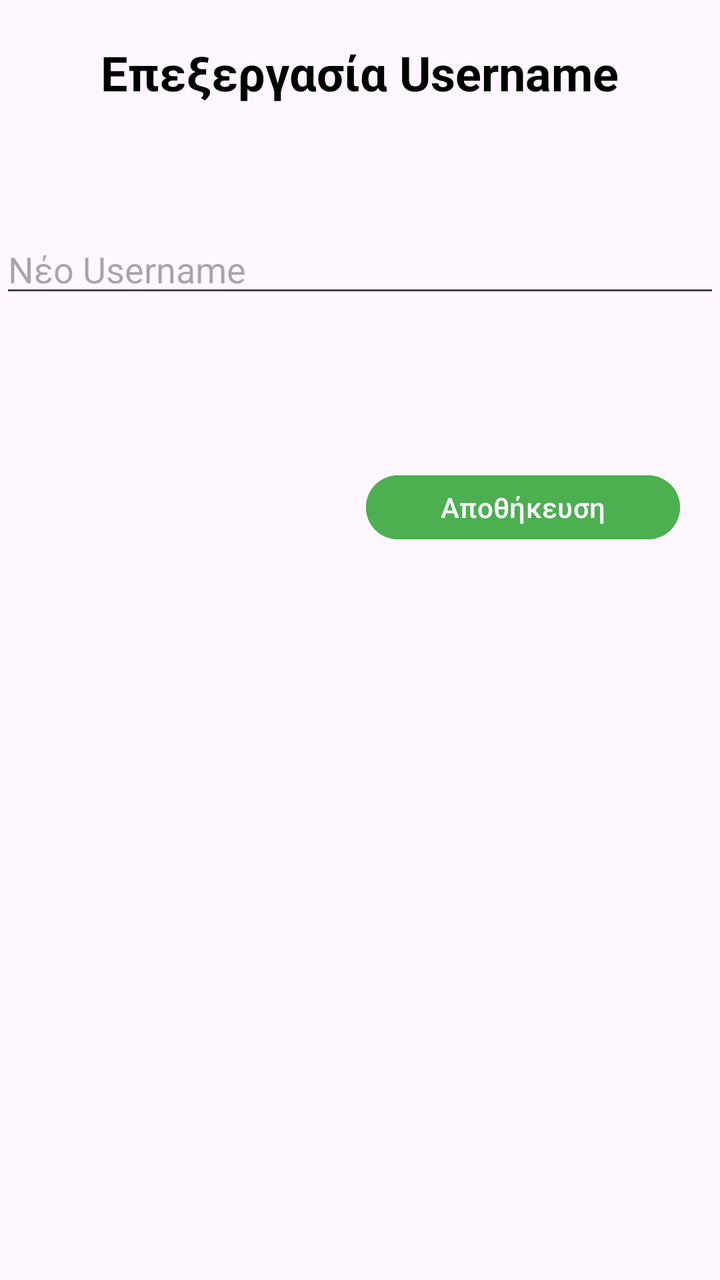
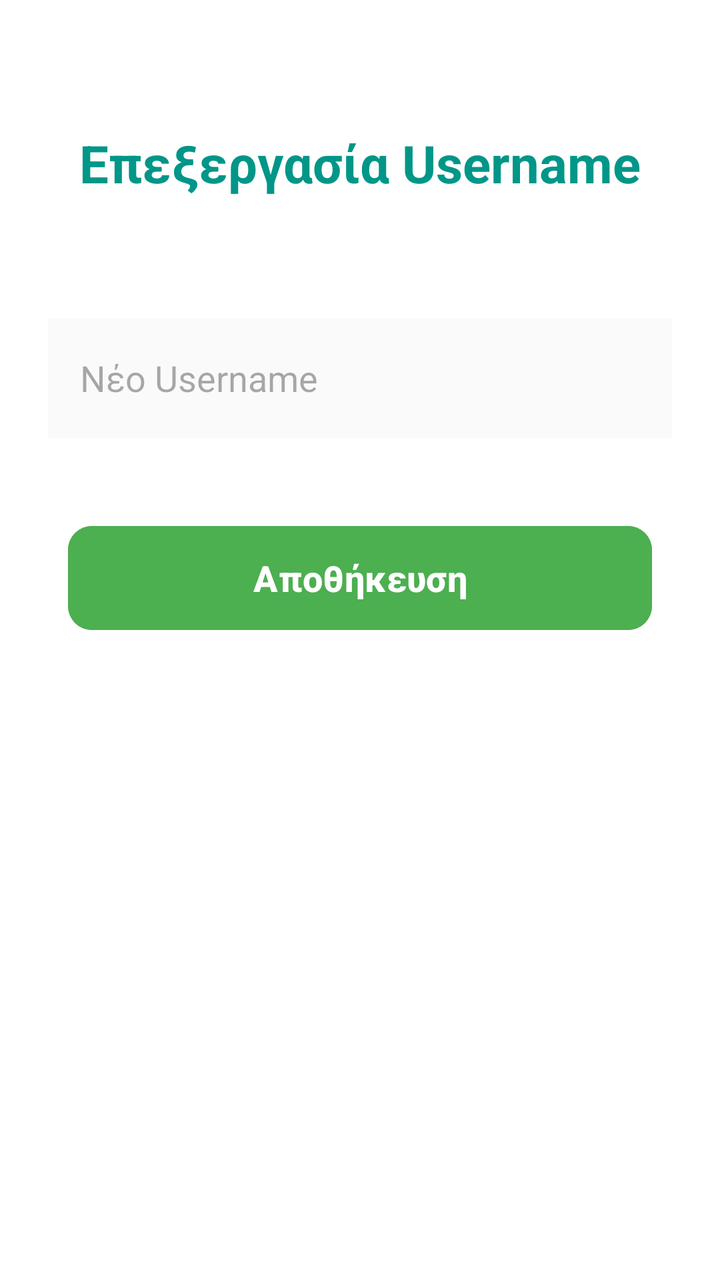

Screens rendered from an Android XML layout before and after an edit, with the pre-edit source and the edit as a unified diff.
<!-- AndroidManifest.xml: application theme Theme.Team21 -->
<!-- res/layout/activity_username.xml -->
<?xml version="1.0" encoding="utf-8"?>
<androidx.constraintlayout.widget.ConstraintLayout xmlns:android="http://schemas.android.com/apk/res/android"
    xmlns:app="http://schemas.android.com/apk/res-auto"
    xmlns:tools="http://schemas.android.com/tools"
    android:id="@+id/activityCseDashboard"
    android:layout_width="match_parent"
    android:layout_height="match_parent"
    tools:context=".view.contact.editdata.UsernameActivity">

    <TextView
        android:id="@+id/txtUsernameActivityHeader"
        android:layout_width="wrap_content"
        android:layout_height="wrap_content"
        android:layout_marginTop="20dp"
        android:text="Επεξεργασία Username"
        android:textColor="#000000"
        android:textSize="24sp"
        android:textStyle="bold"
        app:layout_constraintEnd_toEndOf="parent"
        app:layout_constraintStart_toStartOf="parent"
        app:layout_constraintTop_toTopOf="parent" />

    <EditText
        android:id="@+id/edittxtUsernameActivity"
        android:layout_width="0dp"
        android:layout_height="wrap_content"
        android:layout_marginTop="60dp"
        android:hint="Νέο Username"
        android:inputType="textCapWords"
        app:layout_constraintEnd_toEndOf="parent"
        app:layout_constraintHorizontal_bias="0.0"
        app:layout_constraintStart_toStartOf="parent"
        app:layout_constraintTop_toBottomOf="@+id/txtUsernameActivityHeader" />

    <Button
        android:id="@+id/btnUsernameActivitySave"
        android:layout_width="157dp"
        android:layout_height="40dp"
        android:layout_marginTop="80dp"
        android:backgroundTint="#4CAF50"
        android:text="Αποθήκευση"
        android:textColor="#FFFFFF"
        app:layout_constraintEnd_toEndOf="parent"
        app:layout_constraintHorizontal_bias="0.901"
        app:layout_constraintStart_toStartOf="parent"
        app:layout_constraintTop_toBottomOf="@+id/edittxtUsernameActivity" />

</androidx.constraintlayout.widget.ConstraintLayout>
<!-- resources referenced by this layout -->
<resources>
  <style name="Theme.Team21" parent="Base.Theme.Team21" />
  <style name="Base.Theme.Team21" parent="Theme.Material3.DayNight.NoActionBar">
          
          
      </style>
</resources>

<!-- the commit's change to res/layout/activity_username.xml (unified diff, before → after) -->
@@ -2,19 +2,21 @@
 <androidx.constraintlayout.widget.ConstraintLayout xmlns:android="http://schemas.android.com/apk/res/android"
     xmlns:app="http://schemas.android.com/apk/res-auto"
     xmlns:tools="http://schemas.android.com/tools"
-    android:id="@+id/activityCseDashboard"
+    android:id="@+id/main"
     android:layout_width="match_parent"
     android:layout_height="match_parent"
-    tools:context=".view.contact.editdata.UsernameActivity">
+    android:background="#FFFFFF"
+    android:padding="24dp"
+    tools:context=".view.contact.editdata.Username.UsernameActivity">
 
     <TextView
         android:id="@+id/txtUsernameActivityHeader"
         android:layout_width="wrap_content"
         android:layout_height="wrap_content"
-        android:layout_marginTop="20dp"
+        android:layout_marginTop="40dp"
         android:text="Επεξεργασία Username"
-        android:textColor="#000000"
-        android:textSize="24sp"
+        android:textColor="#009688"
+        android:textSize="26sp"
         android:textStyle="bold"
         app:layout_constraintEnd_toEndOf="parent"
         app:layout_constraintStart_toStartOf="parent"
@@ -22,26 +24,31 @@
 
     <EditText
         android:id="@+id/edittxtUsernameActivity"
-        android:layout_width="0dp"
-        android:layout_height="wrap_content"
+        android:layout_width="match_parent"
+        android:layout_height="60dp"
         android:layout_marginTop="60dp"
+        android:background="#FAFAFA"
         android:hint="Νέο Username"
         android:inputType="textCapWords"
+        android:padding="16dp"
         app:layout_constraintEnd_toEndOf="parent"
-        app:layout_constraintHorizontal_bias="0.0"
         app:layout_constraintStart_toStartOf="parent"
         app:layout_constraintTop_toBottomOf="@+id/txtUsernameActivityHeader" />
 
     <Button
         android:id="@+id/btnUsernameActivitySave"
-        android:layout_width="157dp"
-        android:layout_height="40dp"
-        android:layout_marginTop="80dp"
+        android:layout_width="match_parent"
+        android:layout_height="60dp"
+        android:layout_marginStart="10dp"
+        android:layout_marginTop="40dp"
+        android:layout_marginEnd="10dp"
         android:backgroundTint="#4CAF50"
         android:text="Αποθήκευση"
         android:textColor="#FFFFFF"
+        android:textSize="18sp"
+        android:textStyle="bold"
+        app:cornerRadius="12dp"
         app:layout_constraintEnd_toEndOf="parent"
-        app:layout_constraintHorizontal_bias="0.901"
         app:layout_constraintStart_toStartOf="parent"
         app:layout_constraintTop_toBottomOf="@+id/edittxtUsernameActivity" />
 
